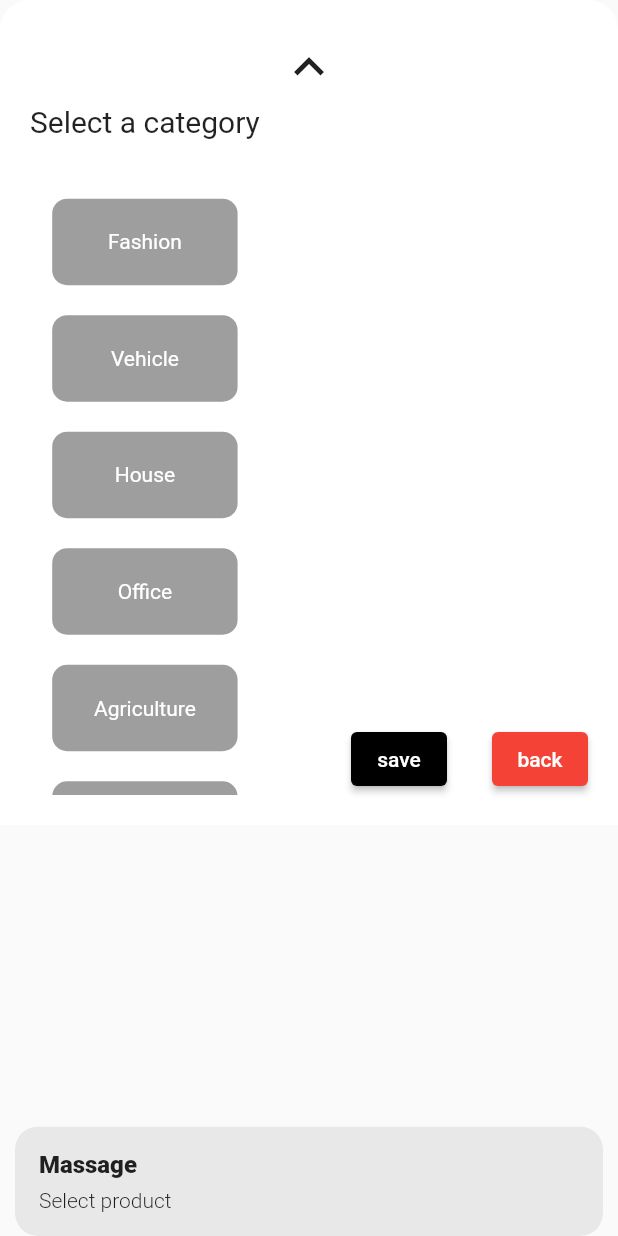
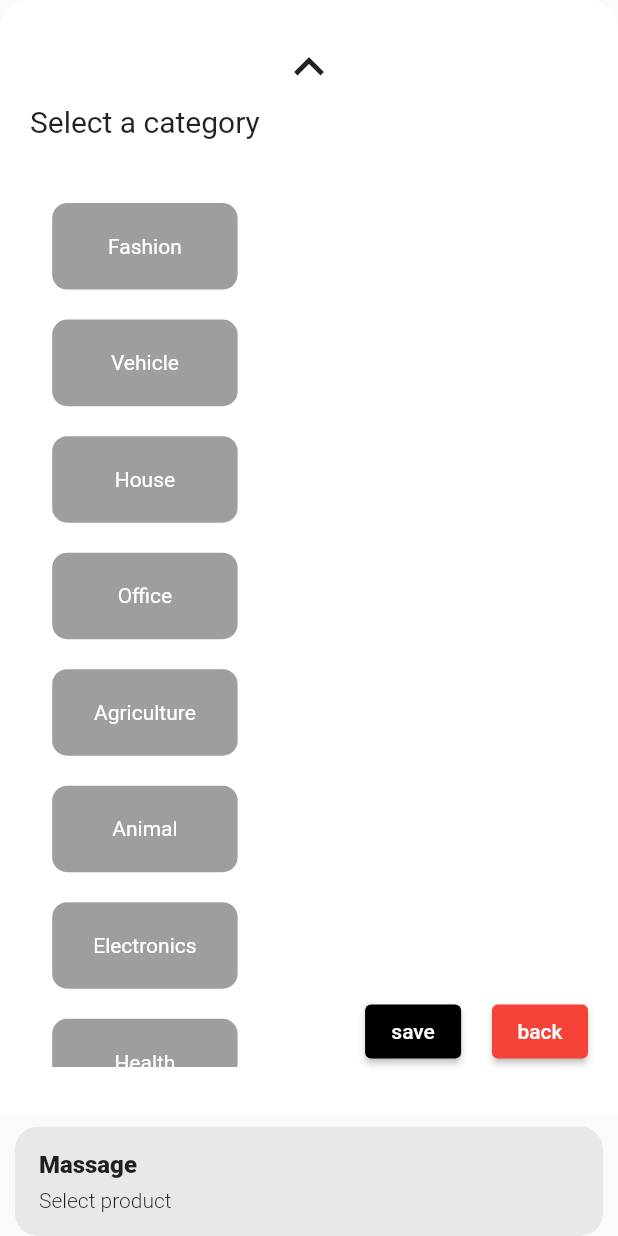
Before and after one commit to Anthony-10/Shopping, a Flutter app: the BottomSheet2 widget shown alone on an empty page, opened directly, after a tap on "save", on a phone screen of 412 x 824 dp. Run offline on Flutter 3.47's test engine with Material 2 defaults, Android fonts, the phone set to English and light mode, and no system bars; our stand-ins replace animated_text_kit, cloud_firestore, dio, file_picker, firebase_auth, firebase_core and 6 more; missing offline and left inert: flutter_polyline_points; accounts and stored records are empty; network calls fail.

Commit message:
1. updated addproducts_controller.dart, addproducts_view.dart,bottom_sheet2.dart, data_base_service.dart, other_list.dart

```diff
--- a/lib/sell/add_products/controller/addproducts_controller.dart
+++ b/lib/sell/add_products/controller/addproducts_controller.dart
@@ -4,6 +4,7 @@ import 'package:file_picker/file_picker.dart';
 import 'package:firebase_auth/firebase_auth.dart';
 import 'package:firebase_storage/firebase_storage.dart' as firebase_storage;
 import 'package:firebase_storage/firebase_storage.dart';
+import 'package:flutter/material.dart';
 import 'package:get/get.dart';
 import 'package:image_picker/image_picker.dart';
 import 'package:shopping_app/core/service/data_base_service.dart';
@@ -31,6 +32,10 @@ class AddProductsController extends GetxController {
   var colorElement;
   bool colorValue = false;
 
+  final TextEditingController productName = TextEditingController();
+  final TextEditingController otherProductPrice = TextEditingController();
+  final TextEditingController otherProductDescription = TextEditingController();
+
   getImageGallery(ImageSource imageSource) async {
     image.clear();
     final FilePickerResult pickedFile = await FilePicker.platform.pickFiles(
@@ -51,6 +56,7 @@ class AddProductsController extends GetxController {
         pickedFile.files.forEach((selectedFile) {
           final File file = File(selectedFile.path);
           image.add(file);
+          print('At the drawerImage$image');
         });
       } else {
         print('At the drawerImage');
--- a/lib/sell/add_products/widget/bottom_sheet2.dart
+++ b/lib/sell/add_products/widget/bottom_sheet2.dart
@@ -31,23 +31,25 @@ class _BottomSheet2State extends State<BottomSheet2> {
   final AddProductsController addProductsController =
       Get.put(AddProductsController());
   final DatabaseService databaseService = Get.put(DatabaseService());
+  var height = Get.height;
+  var width = Get.width;
 
   @override
   Widget build(BuildContext context) {
     return Container(
-      height: 550,
-      width: Get.width,
+      height: height * .9,
+      width: width,
       decoration: BoxDecoration(
           color: Colors.white,
           borderRadius: BorderRadius.only(
               topLeft: Radius.circular(20), topRight: Radius.circular(20))),
       child: Padding(
         padding:
-            const EdgeInsets.only(left: 20, top: 20, right: 20, bottom: 20),
+            const EdgeInsets.only(left: 20, top: 20, right: 20, bottom: 30),
         child: Column(
           children: [
             Container(
-              height: Get.height * 0.06,
+              height: height * 0.06,
               child: Icon(
                 Icons.keyboard_arrow_up,
                 size: 40,
@@ -98,7 +100,7 @@ class _BottomSheet2State extends State<BottomSheet2> {
                                               ),
                       ),
                       SizedBox(
-                        height: 30.0,
+                        height: height * .04,
                       ),
                       Expanded(
                         child: SingleChildScrollView(
@@ -140,7 +142,7 @@ class _BottomSheet2State extends State<BottomSheet2> {
                             ),
                           ),
                           SizedBox(
-                            width: 30.0,
+                            width: width * .05,
                           ),
                           ElevatedButton(
                             onPressed: () {
@@ -195,7 +197,7 @@ class _BottomSheet2State extends State<BottomSheet2> {
     }
   }
 
-  void validation() {
+  Future<void> validation() async {
     addProductsController.initialIndex == 0 &&
             addProductsController.productElement != null
         ? setState(() {
@@ -216,27 +218,31 @@ class _BottomSheet2State extends State<BottomSheet2> {
                 : addProductsController.initialIndex == 3 ||
                         addProductsController.initialIndex == 1 &&
                             addProductsController.productElement !=
-                                ProductCategories.others
+                                ProductCategories.others &&
+                            addProductsController.productName != null &&
+                            addProductsController.otherProductPrice != null &&
+                            addProductsController.otherProductDescription !=
+                                null
                     ? setState(() {
                         addProductsController.initialIndex = 4;
                       })
                     : addProductsController.initialIndex == 4
-                        ? databaseService
+                        ? await databaseService
                             .userImage()
-                            .whenComplete(() => databaseService.userProducts(
+                            .then((value) async => await databaseService.userProducts(
                                 productElement: addProductsController
                                     .productElement.title
                                     .toString(),
-                                itemElement: addProductsController.itemElement.title
+                                itemElement: addProductsController
+                                    .itemElement.title
                                     .toString(),
                                 checkBoxElement: addProductsController
                                     .checkBoxElement
                                     .toString(),
                                 colorElement: addProductsController.colorElement
-                                    .toString()))
+                                    .toString(),
+                                url: databaseService.fileURLList))
                             .whenComplete(() => Navigator.pop(context))
-
-                        //addProductsController.userImage().toString()
                         : addProductsController.productElement == null
                             ? Get.snackbar('Massage', 'Select product',
                                 snackPosition: SnackPosition.BOTTOM)
```
Also changed, not shown: lib/core/service/data_base_service.dart (+10 -3 lines), lib/sell/add_products/view/addproducts_view.dart (+13 -24 lines), lib/sell/add_products/widget/bottom_sheet/item_list/other_list.dart (+3 -8 lines).
